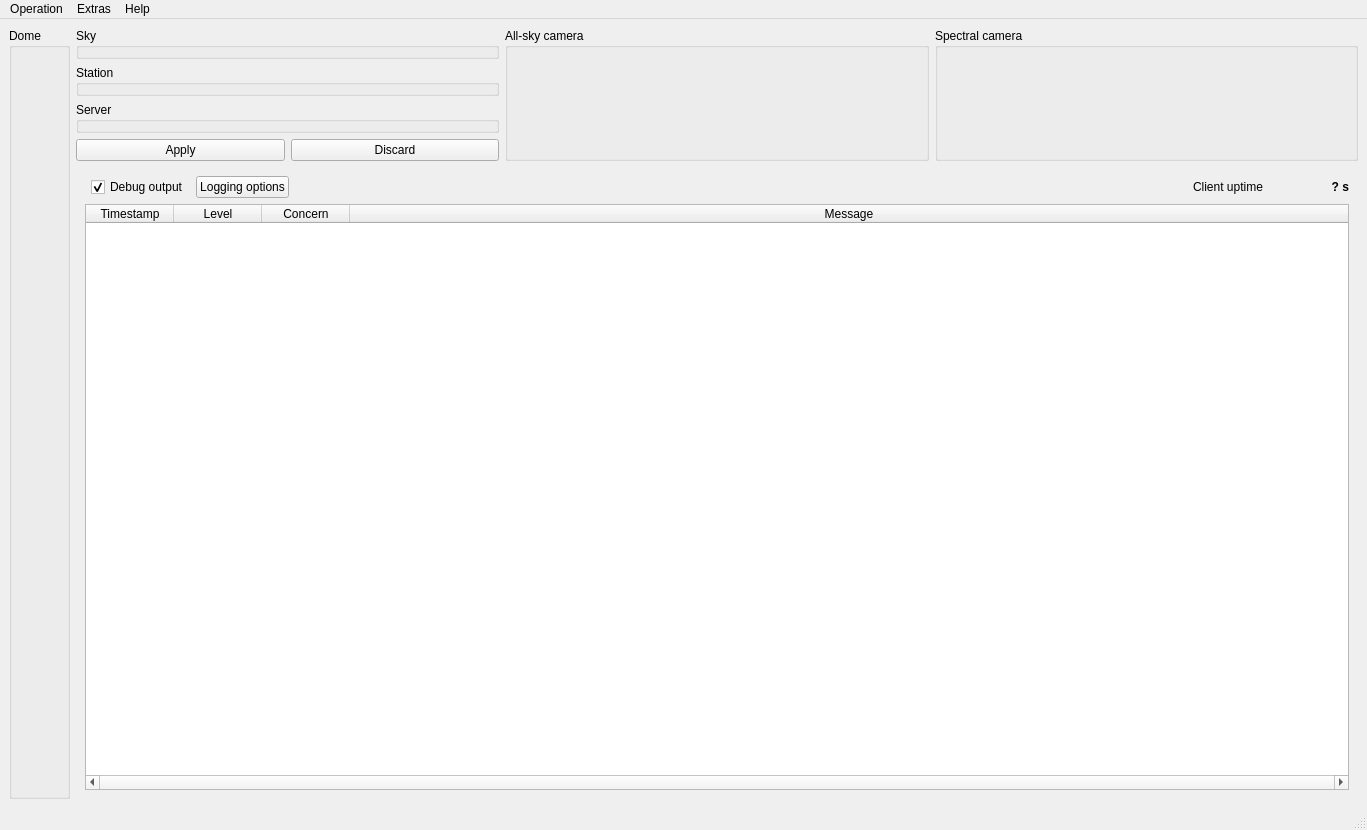
First picture: the form in mainwindow.ui, repository AMOS-uniba/amos-client, before the edit.
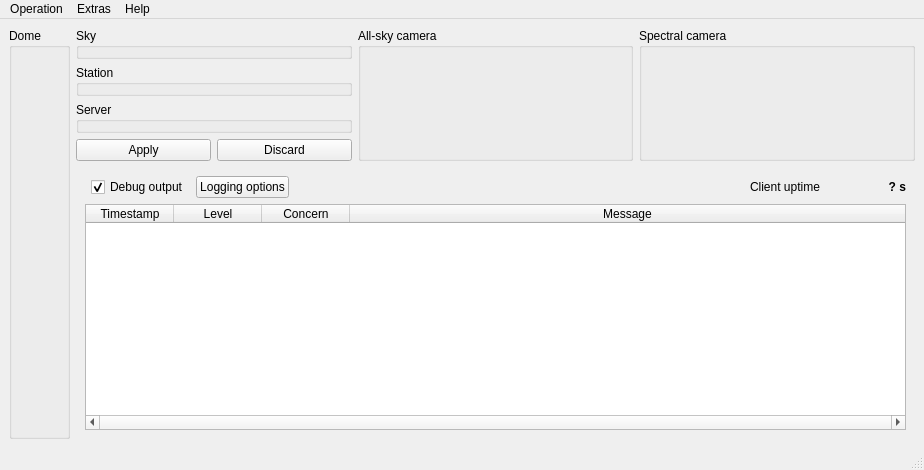
Second picture: the form after the edit. Icons and pictures are not drawn. Custom widgets are drawn as their Qt base class.

Diff of the .ui file:
```diff
--- a/mainwindow.ui
+++ b/mainwindow.ui
@@ -6,8 +6,8 @@
    <rect>
     <x>0</x>
     <y>0</y>
-    <width>1367</width>
-    <height>830</height>
+    <width>924</width>
+    <height>470</height>
    </rect>
   </property>
   <property name="windowTitle">
@@ -331,7 +331,7 @@
     <rect>
      <x>0</x>
      <y>0</y>
-     <width>1367</width>
+     <width>924</width>
      <height>21</height>
     </rect>
    </property>
```
